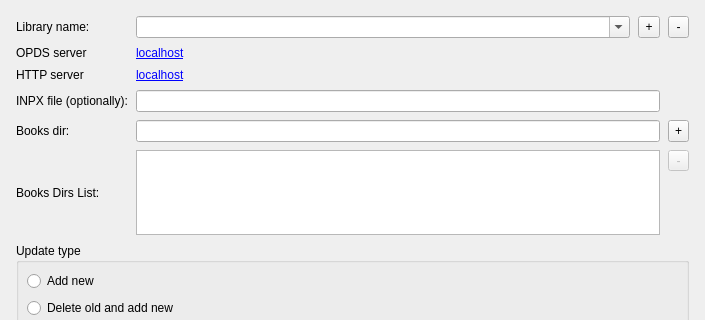
Old version of the form freeLib/src/addlibrary.ui in the repository vpoluyaktov/freeLib; both pictures show x 0 to 705 and y 0 to 320 of the 705 by 595 pixel window.
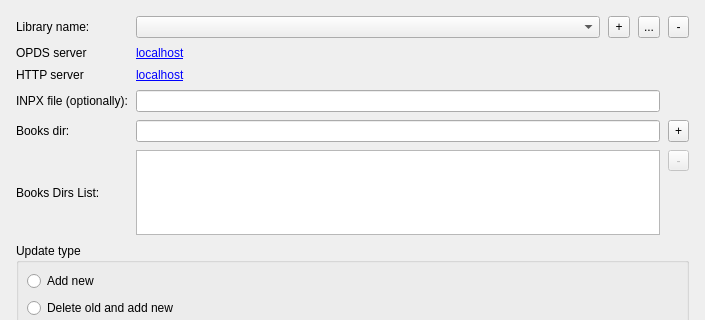
New version of the form. Icons and pictures are not drawn.

Commit message: New (AddLibrary::EditLibraryName()): Сделана правка названия выбранной библиотеки.

What changed in the file:
```diff
--- a/freeLib/src/addlibrary.ui
+++ b/freeLib/src/addlibrary.ui
@@ -80,7 +80,7 @@
           <item>
            <widget class="QComboBox" name="comboBoxExistingLibs">
             <property name="editable">
-             <bool>true</bool>
+             <bool>false</bool>
             </property>
            </widget>
           </item>
@@ -104,6 +104,26 @@
             </property>
            </widget>
           </item>
+          <item>
+           <widget class="QToolButton" name="btnLibraryEdit">
+            <property name="maximumSize">
+             <size>
+              <width>22</width>
+              <height>22</height>
+             </size>
+            </property>
+            <property name="toolTip">
+             <string>Edit name of the selected library</string>
+            </property>
+            <property name="text">
+             <string>...</string>
+            </property>
+            <property name="icon">
+             <iconset resource="resource.qrc">
+              <normaloff>:/icons/img/icons/pen_alt_fill@2x.png</normaloff>:/icons/img/icons/pen_alt_fill@2x.png</iconset>
+            </property>
+           </widget>
+          </item>
          </layout>
         </item>
         <item row="1" column="1">
```
The commit also changes 6 other files.
